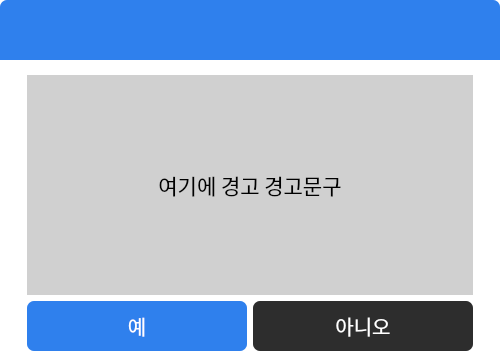
This is UI/UI_warning.ui in guaba98/class_album as Qt 5 draws it before an edit. The edited form follows.
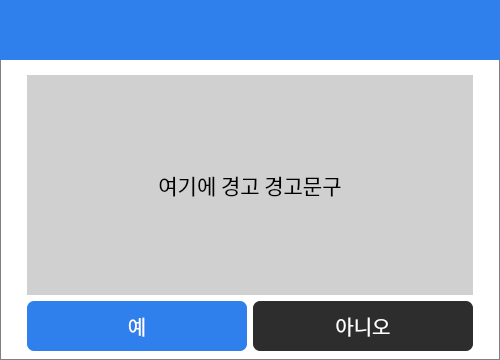
This is the edited form.

Patch:
```diff
--- a/UI/UI_warning.ui
+++ b/UI/UI_warning.ui
@@ -14,7 +14,8 @@
    <string>Dialog</string>
   </property>
   <property name="styleSheet">
-   <string notr="true">background-color: rgb(255, 255, 255);</string>
+   <string notr="true">QDialog#Dialog{background-color: rgb(255, 255, 255);
+border: 1px solid gray;}</string>
   </property>
   <layout class="QVBoxLayout" name="verticalLayout_2">
    <property name="leftMargin">
@@ -41,8 +42,7 @@
        </property>
        <property name="styleSheet">
         <string notr="true">background-color: rgb(47, 128, 237);
-border-top-left-radius:7px;
-border-top-right-radius: 7px;</string>
+</string>
        </property>
        <property name="text">
         <string/>
```
